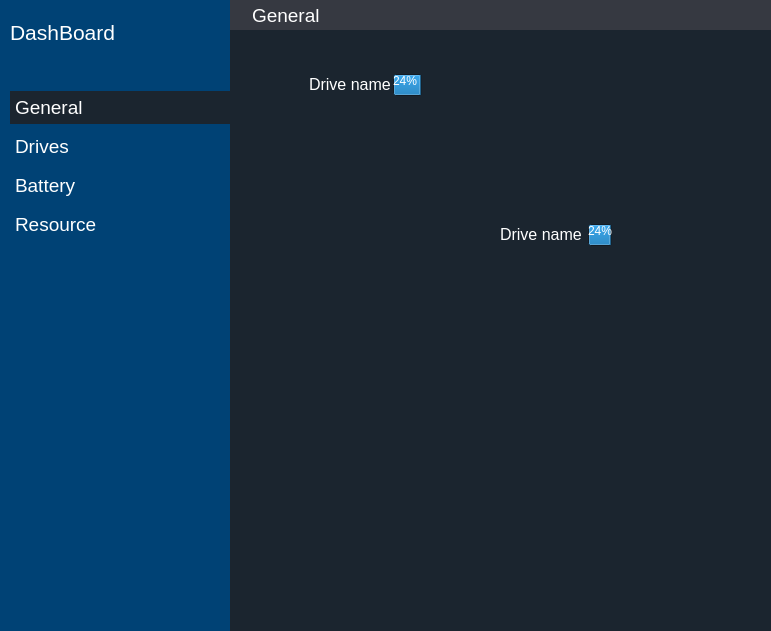
The window that dashboard/dashboard.ui (rahmanshaber/corebox) describes before a commit, drawn with Qt 5.
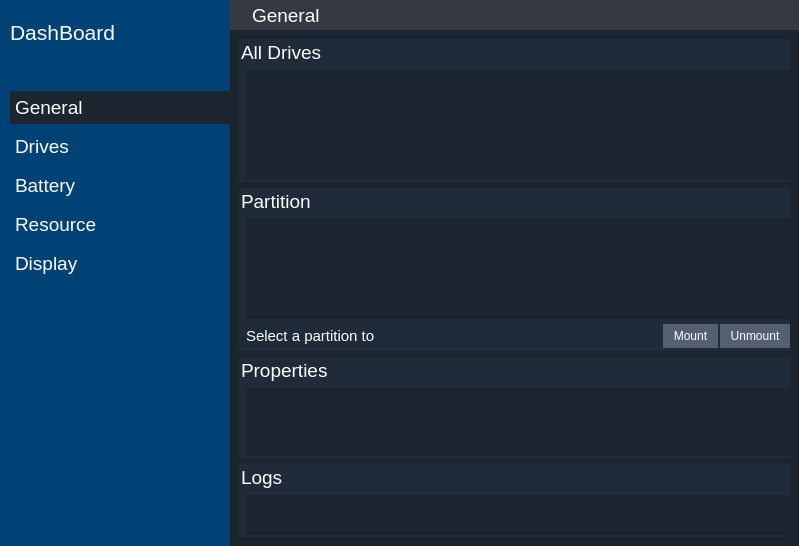
The same window after the commit. The open tabs and pages were chosen to show the change. Icons and pictures are not drawn.

```diff
--- a/dashboard/dashboard.ui
+++ b/dashboard/dashboard.ui
@@ -6,8 +6,8 @@
    <rect>
     <x>0</x>
     <y>0</y>
-    <width>771</width>
-    <height>631</height>
+    <width>799</width>
+    <height>540</height>
    </rect>
   </property>
   <property name="windowTitle">
@@ -277,6 +277,45 @@
         </property>
        </widget>
       </item>
+      <item>
+       <widget class="QPushButton" name="Bdisplay">
+        <property name="font">
+         <font>
+          <pointsize>14</pointsize>
+         </font>
+        </property>
+        <property name="styleSheet">
+         <string notr="true">QPushButton{
+Text-align:left;
+padding: 5px 5px 5px 5px;
+}
+
+QPushButton:checked{
+background-color:#1B252F; 
+}
+</string>
+        </property>
+        <property name="text">
+         <string>Display</string>
+        </property>
+        <property name="icon">
+         <iconset resource="../icons.qrc">
+          <normaloff>:/icons/desktop_w.svg</normaloff>:/icons/desktop_w.svg</iconset>
+        </property>
+        <property name="iconSize">
+         <size>
+          <width>22</width>
+          <height>22</height>
+         </size>
+        </property>
+        <property name="checkable">
+         <bool>true</bool>
+        </property>
+        <property name="checked">
+         <bool>false</bool>
+        </property>
+       </widget>
+      </item>
       <item>
        <spacer name="verticalSpacer_3">
         <property name="orientation">
@@ -1485,200 +1524,19 @@
       </layout>
      </widget>
      <widget class="QWidget" name="pageResource"/>
-     <widget class="QWidget" name="page">
-      <widget class="QFrame" name="driveframe">
-       <property name="geometry">
-        <rect>
-         <x>10</x>
-         <y>20</y>
-         <width>275</width>
-         <height>70</height>
-        </rect>
-       </property>
-       <property name="minimumSize">
-        <size>
-         <width>0</width>
-         <height>70</height>
-        </size>
-       </property>
-       <property name="maximumSize">
-        <size>
-         <width>16777215</width>
-         <height>70</height>
-        </size>
-       </property>
-       <property name="frameShape">
-        <enum>QFrame::StyledPanel</enum>
-       </property>
-       <property name="frameShadow">
-        <enum>QFrame::Raised</enum>
-       </property>
-       <layout class="QHBoxLayout" name="horizontalLayout_3">
-        <property name="spacing">
-         <number>2</number>
-        </property>
-        <property name="leftMargin">
-         <number>2</number>
-        </property>
-        <property name="topMargin">
-         <number>2</number>
-        </property>
-        <property name="rightMargin">
-         <number>2</number>
-        </property>
-        <property name="bottomMargin">
-         <number>2</number>
-        </property>
-        <item>
-         <widget class="QPushButton" name="pushButton">
-          <property name="sizePolicy">
-           <sizepolicy hsizetype="Fixed" vsizetype="Fixed">
-            <horstretch>0</horstretch>
-            <verstretch>0</verstretch>
-           </sizepolicy>
-          </property>
-          <property name="minimumSize">
-           <size>
-            <width>65</width>
-            <height>70</height>
-           </size>
-          </property>
-          <property name="maximumSize">
-           <size>
-            <width>65</width>
-            <height>70</height>
-           </size>
-          </property>
-          <property name="text">
-           <string/>
-          </property>
-          <property name="icon">
-           <iconset resource="../icons.qrc">
-            <normaloff>:/icons/drive_b.svg</normaloff>:/icons/drive_b.svg</iconset>
-          </property>
-          <property name="iconSize">
-           <size>
-            <width>70</width>
-            <height>70</height>
-           </size>
-          </property>
-          <property name="flat">
-           <bool>true</bool>
-          </property>
-         </widget>
-        </item>
-        <item>
-         <widget class="QLabel" name="label_9">
-          <property name="sizePolicy">
-           <sizepolicy hsizetype="Preferred" vsizetype="Fixed">
-            <horstretch>0</horstretch>
-            <verstretch>0</verstretch>
-           </sizepolicy>
-          </property>
-          <property name="font">
-           <font>
-            <pointsize>12</pointsize>
-           </font>
-          </property>
-          <property name="text">
-           <string>Drive name</string>
-          </property>
-         </widget>
-        </item>
-        <item>
-         <widget class="QProgressBar" name="progressBar">
-          <property name="value">
-           <number>24</number>
-          </property>
-         </widget>
-        </item>
-       </layout>
-      </widget>
-      <widget class="QWidget" name="widget" native="true">
-       <property name="geometry">
-        <rect>
-         <x>190</x>
-         <y>160</y>
-         <width>273</width>
-         <height>88</height>
-        </rect>
-       </property>
-       <widget class="QWidget" name="layoutWidget">
-        <property name="geometry">
-         <rect>
-          <x>9</x>
-          <y>9</y>
-          <width>257</width>
-          <height>72</height>
-         </rect>
-        </property>
-        <layout class="QHBoxLayout" name="horizontalLayout_4">
-         <item>
-          <widget class="QPushButton" name="pushButton_2">
-           <property name="sizePolicy">
-            <sizepolicy hsizetype="Fixed" vsizetype="Fixed">
-             <horstretch>0</horstretch>
-             <verstretch>0</verstretch>
-            </sizepolicy>
-           </property>
-           <property name="minimumSize">
-            <size>
-             <width>65</width>
-             <height>70</height>
-            </size>
-           </property>
-           <property name="maximumSize">
-            <size>
-             <width>65</width>
-             <height>70</height>
-            </size>
-           </property>
-           <property name="text">
-            <string/>
-           </property>
-           <property name="icon">
-            <iconset resource="../icons.qrc">
-             <normaloff>:/icons/drive_b.svg</normaloff>:/icons/drive_b.svg</iconset>
-           </property>
-           <property name="iconSize">
-            <size>
-             <width>70</width>
-             <height>70</height>
-            </size>
-           </property>
-           <property name="flat">
-            <bool>true</bool>
-           </property>
-          </widget>
-         </item>
-         <item>
-          <widget class="QLabel" name="label_10">
-           <property name="sizePolicy">
-            <sizepolicy hsizetype="Preferred" vsizetype="Fixed">
-             <horstretch>0</horstretch>
-             <verstretch>0</verstretch>
-            </sizepolicy>
-           </property>
-           <property name="font">
-            <font>
-             <pointsize>12</pointsize>
-            </font>
-           </property>
-           <property name="text">
-            <string>Drive name</string>
-           </property>
-          </widget>
-         </item>
-         <item>
-          <widget class="QProgressBar" name="progressBar_2">
-           <property name="value">
-            <number>24</number>
-           </property>
-          </widget>
-         </item>
-        </layout>
-       </widget>
-      </widget>
+     <widget class="QWidget" name="pageDisplay">
+      <property name="font">
+       <font>
+        <pointsize>11</pointsize>
+        <weight>75</weight>
+        <bold>true</bold>
+       </font>
+      </property>
+      <layout class="QVBoxLayout" name="verticalLayout_5">
+       <item>
+        <layout class="QVBoxLayout" name="list"/>
+       </item>
+      </layout>
      </widget>
     </widget>
    </item>
```
Left out of the diff: 222 changed lines with no effect on the pictures.
